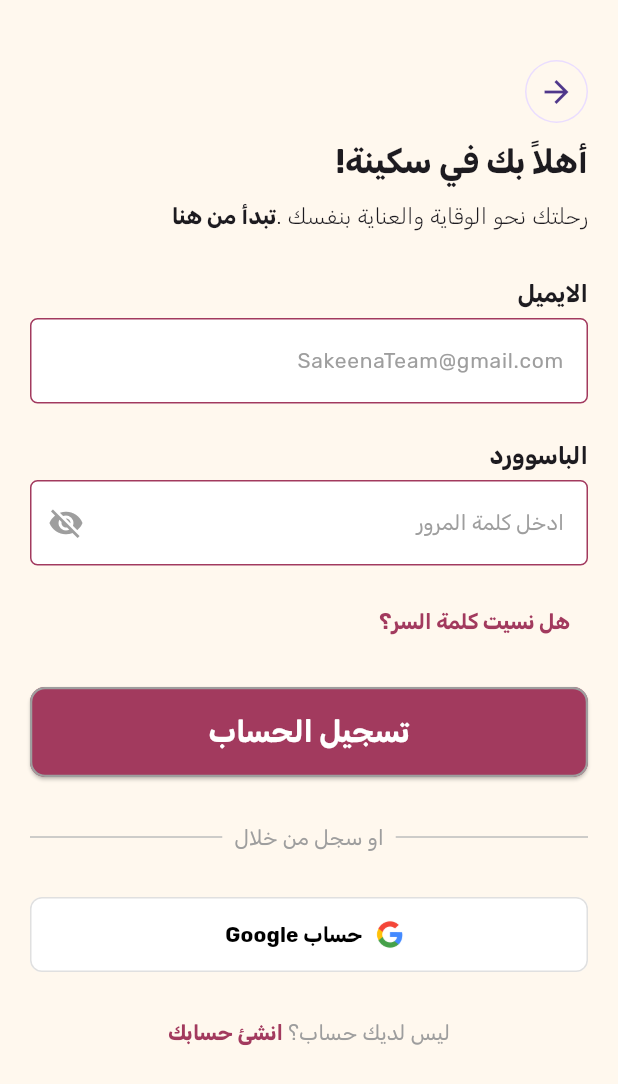
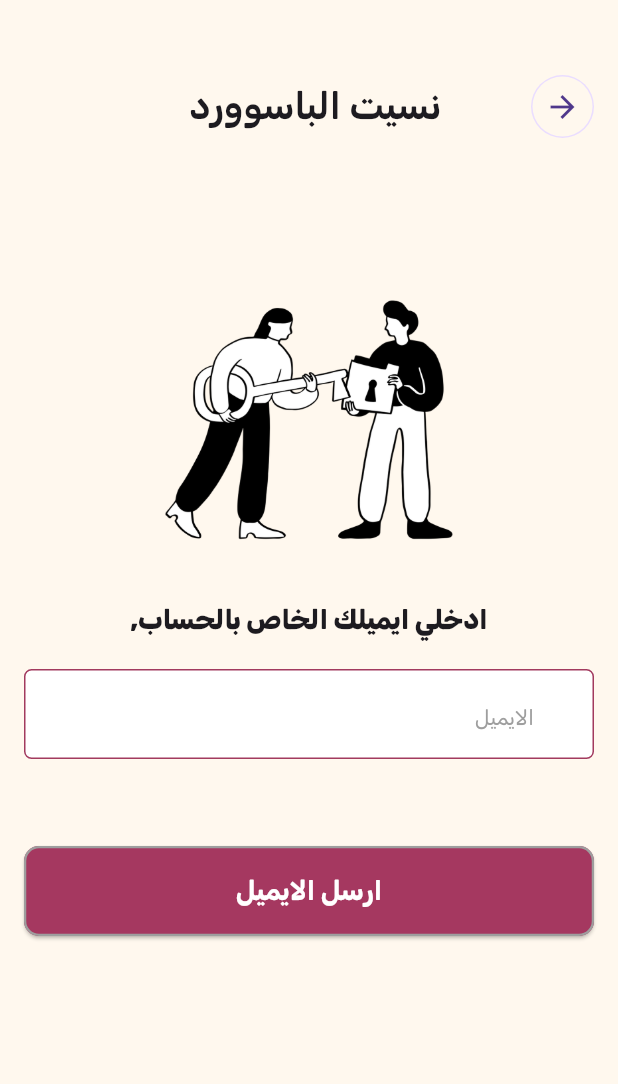
Before and after one commit to HamdiElsherpeni/sakeena_app, a Flutter app: the LoginView screen opened by its route, after a tap on "هل نسيت كلمة السر؟", on a phone screen of 412 x 824 dp. Shown: the top 1084 px of the screen. Run offline on Flutter 3.47's test engine with Material 3 defaults, Android fonts, the phone set to English and light mode, and no system bars; our stand-ins replace flutter_screenutil, go_router.

Commit message:
Create forget pass ui

```diff
--- a/lib/core/utils/app_router.dart
+++ b/lib/core/utils/app_router.dart
@@ -1,4 +1,5 @@
 import 'package:go_router/go_router.dart';
+import 'package:sakeena_app/features/auth/presentation/view/forget_pass_view.dart';
 import 'package:sakeena_app/features/auth/presentation/view/login_view.dart';
 import 'package:sakeena_app/features/auth/presentation/view/sin_up_view.dart';
 import 'package:sakeena_app/features/onboarding/presentation/view/on_bording_view.dart';
@@ -10,7 +11,7 @@ abstract class AppRouter {
   static String kwellComView = '/wellcomview';
   static String kLogin = '/login';
   static String ksinupView = '/SinupView';
-
+static String kforgetView = '/forgetview';
   static final router = GoRouter(
     routes: [
       GoRoute(path: '/', builder: (context, state) => const SplashView()),
@@ -22,6 +23,10 @@ abstract class AppRouter {
         path: kwellComView,
         builder: (context, state) => const WellComeView(),
       ),
+       GoRoute(
+        path: kforgetView,
+        builder: (context, state) => const ForgetPassView(),
+      ),
       GoRoute(path: kLogin, builder: (context, state) => const LoginView()),
       GoRoute(path: ksinupView, builder: (context, state) => const SinUpView()),
     ],
--- a/lib/core/widgets/coustem_text_form_filed.dart
+++ b/lib/core/widgets/coustem_text_form_filed.dart
@@ -12,7 +12,7 @@ class CoustemTextFormFailed extends StatelessWidget {
     this.validator,
     this.leble,
     this.controller,
-    this.height, // ارتفاع اختياري
+    this.height, this.prefixIcon, // ارتفاع اختياري
   });
 
   final String hent;
@@ -23,6 +23,8 @@ class CoustemTextFormFailed extends StatelessWidget {
   final String? Function(String?)? validator;
   final TextEditingController? controller;
   final IconButton? sufixIcon;
+  final Icon? prefixIcon;
+
   final double? height; // ارتفاع الحقل
 
   @override
@@ -54,6 +56,7 @@ class CoustemTextFormFailed extends StatelessWidget {
           labelText: leble,
           labelStyle: const TextStyle(color: Colors.grey),
           suffixIcon: sufixIcon,
+          prefix:prefixIcon ,
           enabledBorder: OutlineInputBorder(
             borderSide: BorderSide(color: AppColors.primary, width: 1),
             borderRadius: BorderRadius.circular(5),
--- /dev/null
+++ b/lib/features/auth/presentation/view/forget_pass_view.dart
@@ -0,0 +1,21 @@
+import 'package:flutter/material.dart';
+import 'package:sakeena_app/constsnt.dart';
+import 'package:sakeena_app/core/resources/app_colors.dart';
+import 'package:sakeena_app/features/auth/presentation/view/widgets/forget_pass_view_body.dart';
+
+class ForgetPassView extends StatelessWidget {
+  const ForgetPassView({super.key});
+
+  @override
+  Widget build(BuildContext context) {
+    return Scaffold(
+      backgroundColor: AppColors.KprimaryColor,
+      body: SafeArea(
+        child: Padding(
+          padding: const EdgeInsets.symmetric(horizontal: kPaading),
+          child: const ForgetPassViewBody(),
+        ),
+      ),
+    );
+  }
+}
--- a/lib/features/auth/presentation/view/widgets/custom_wellcome_text_sin_up.dart
+++ b/lib/features/auth/presentation/view/widgets/custom_wellcome_text_sin_up.dart
@@ -6,7 +6,7 @@ class CustomWellcomeTextSinUp extends StatelessWidget {
   @override
   Widget build(BuildContext context) {
     return Column(
-      crossAxisAlignment: CrossAxisAlignment.center,
+      crossAxisAlignment: CrossAxisAlignment.start,
       children: [
         Text(
           'أهلاً بك في سكينة!',
@@ -16,12 +16,12 @@ class CustomWellcomeTextSinUp extends StatelessWidget {
         const SizedBox(height: 10),
 
         Row(
-          mainAxisAlignment: MainAxisAlignment.center,
+
           children: [
             Text(
               'اهلا بك في',
               style: TextStyle(fontWeight: FontWeight.w300, fontSize: 18),
-              textAlign: TextAlign.right,
+
             ),
             Text(
               ' سكينة!',
--- /dev/null
+++ b/lib/features/auth/presentation/view/widgets/email_step.dart
@@ -0,0 +1,29 @@
+import 'package:flutter/material.dart';
+import 'package:sakeena_app/core/widgets/coustem_text_form_filed.dart';
+
+class EmailStep extends StatelessWidget {
+  const EmailStep({super.key});
+
+  @override
+  Widget build(BuildContext context) {
+    return Column(
+      mainAxisAlignment: MainAxisAlignment.center,
+      children: [
+        Image.asset('assets/images/forgetpass1.png', height: 200),
+        const SizedBox(height: 20),
+
+        const Text(
+          'ادخلي ايميلك الخاص بالحساب,',
+          style: TextStyle(fontSize: 18,fontWeight: FontWeight.w800),
+        ),
+
+        const SizedBox(height: 20),
+
+        CoustemTextFormFailed(
+          hent: 'الايميل',
+          prefixIcon: Icon(Icons.email_outlined, color: Colors.black),
+        ),
+      ],
+    );
+  }
+}
--- /dev/null
+++ b/lib/features/auth/presentation/view/widgets/forget_pass_app_bar.dart
@@ -0,0 +1,21 @@
+import 'package:flutter/material.dart';
+import 'package:sakeena_app/features/auth/presentation/view/widgets/custom_circle_avatar.dart';
+
+class ForgetPassAppBar extends StatelessWidget {
+  const ForgetPassAppBar({super.key});
+
+  @override
+  Widget build(BuildContext context) {
+    return Row(
+      children: [
+        CustomCircleAvatar(),
+        SizedBox(width: 60),
+        Text(
+          'نسيت الباسوورد',
+          style: TextStyle(fontSize: 25, fontWeight: FontWeight.w600),
+        ),
+
+      ],
+    );
+  }
+}
--- /dev/null
+++ b/lib/features/auth/presentation/view/widgets/forget_pass_view_body.dart
@@ -0,0 +1,87 @@
+import 'package:flutter/material.dart';
+import 'package:go_router/go_router.dart';
+import 'package:sakeena_app/core/resources/app_colors.dart';
+import 'package:sakeena_app/core/utils/app_router.dart';
+import 'package:sakeena_app/core/widgets/coustem_eleveted_butten.dart';
+import 'package:sakeena_app/features/auth/presentation/view/widgets/email_step.dart';
+import 'package:sakeena_app/features/auth/presentation/view/widgets/forget_pass_app_bar.dart';
+import 'package:sakeena_app/features/auth/presentation/view/widgets/otp_set_up.dart';
+import 'package:sakeena_app/features/auth/presentation/view/widgets/reset_pass_set_up.dart';
+
+class ForgetPassViewBody extends StatefulWidget {
+  const ForgetPassViewBody({super.key});
+
+  @override
+  State<ForgetPassViewBody> createState() => _ForgetPassViewBodyState();
+}
+
+class _ForgetPassViewBodyState extends State<ForgetPassViewBody> {
+  final PageController controller = PageController();
+  int currentIndex = 0;
+
+  @override
+  Widget build(BuildContext context) {
+    return Column(
+      children: [
+        _buildSpacing(50),
+        const ForgetPassAppBar(),
+        _buildSpacing(30),
+
+        _buildSpacing(20),
+        _buildPages(),
+        _buildSpacing(20),
+        _buildButton(),
+        SizedBox(height: 200,)
+      ],
+    );
+  }
+
+  /// 🔹 Indicator
+
+  /// 🔹 Pages
+  Widget _buildPages() {
+    return Expanded(
+      child: PageView(
+        controller: controller,
+        onPageChanged: (index) {
+          setState(() {
+            currentIndex = index;
+          });
+        },
+        children: const [EmailStep(), OtpStep(), ResetPassStep()],
+      ),
+    );
+  }
+
+  /// 🔹 Button
+  Widget _buildButton() {
+    return CoustemElevetedBoutten(
+      text: _getButtonText(),
+      onPressed: _handleNext,
+      height: 60,
+      backgroundcolor: const Color(0xffA53860),
+      fontSize: 18,
+    );
+  }
+
+  void _handleNext() {
+    if (currentIndex == 2) {
+    GoRouter.of(context).pushReplacement(AppRouter.kLogin);
+    } else {
+      controller.nextPage(
+        duration: const Duration(milliseconds: 300),
+        curve: Curves.easeInOut,
+      );
+    }
+
+  }
+
+  String _getButtonText() {
+    if (currentIndex == 0) return 'ارسل الايميل';
+    if (currentIndex == 1) return 'تحقق';
+    return 'تغيير الباسورد';
+  }
+
+  Widget _buildSpacing(double h) => SizedBox(height: h);
+
+}
--- a/lib/features/auth/presentation/view/widgets/login_view_body.dart
+++ b/lib/features/auth/presentation/view/widgets/login_view_body.dart
@@ -1,4 +1,6 @@
 import 'package:flutter/material.dart';
+import 'package:go_router/go_router.dart';
+import 'package:sakeena_app/core/utils/app_router.dart';
 import 'package:sakeena_app/core/widgets/coustem_eleveted_butten.dart';
 import 'package:sakeena_app/core/resources/app_colors.dart';
 import 'package:sakeena_app/features/auth/presentation/view/widgets/custom_circle_avatar.dart';
@@ -29,7 +31,9 @@ class LoginViewBody extends StatelessWidget {
           Align(
             alignment: Alignment.centerRight,
             child: TextButton(
-              onPressed: () {},
+              onPressed: () {
+                GoRouter.of(context).push(AppRouter.kforgetView);
+              },
               child: Text(
                 'هل نسيت كلمة السر؟',
                 style: TextStyle(
```
Also changed, not shown: lib/features/auth/presentation/view/widgets/otp_set_up.dart (added, +88 -0 lines), lib/features/auth/presentation/view/widgets/reset_pass_set_up.dart (added, +36 -0 lines), assets/images/forgetpass1.png (added), assets/images/forgetpass2.png (added).
